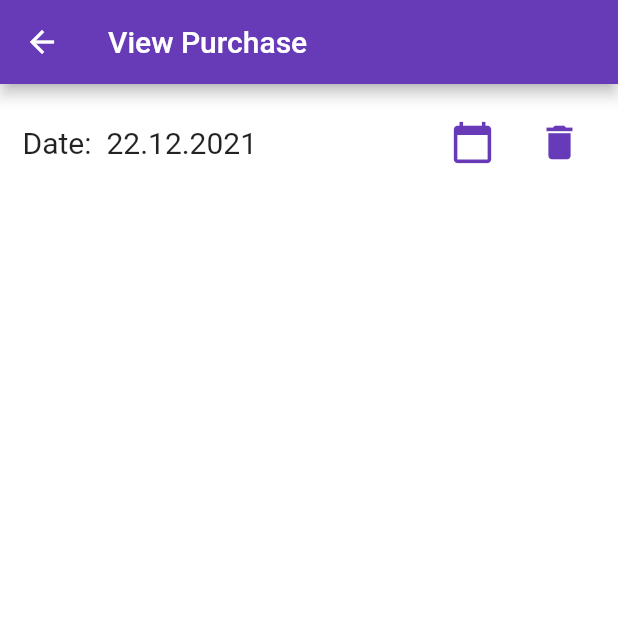
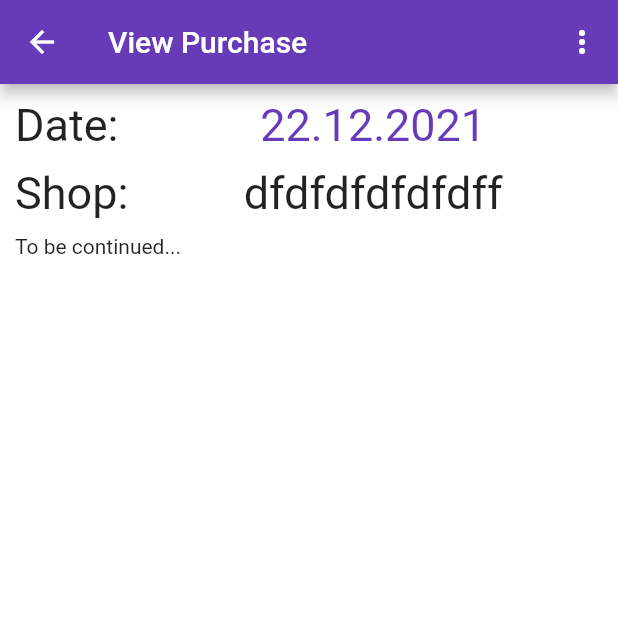
Before and after one commit to buzuchka/ConsumerBasket, a Flutter app: the screen it shows after launch, item 2 of the bottom bar chosen, after a tap on the "add" icon, on a phone screen of 412 x 824 dp, the top half of it. Run offline on Flutter 3.47's test engine with Material 2 defaults, Android fonts, the phone set to English and light mode, and no system bars; our stand-ins replace image_picker, sqflite; accounts and stored records are empty.

Commit message:
[ref] Кнопка удаления элемента  из списка вынесена в popup-меню.

```diff
--- a/lib/screens/purchase_edit.dart
+++ b/lib/screens/purchase_edit.dart
@@ -24,7 +24,9 @@ class PurchaseEditScreen extends StatefulWidget {
 class _PurchaseEditScreenState extends State<PurchaseEditScreen> {
   bool _isItemDataChanged = false;
 
-  static final DateFormat viewDateFormat = DateFormat("dd.MM.yyyy");
+  static final DateFormat _viewDateFormat = DateFormat("dd.MM.yyyy");
+  static const double _fontSize = 30.0;
+  static const double _spacing = 10.0;
 
   @override
   void initState() {
@@ -41,68 +43,87 @@ class _PurchaseEditScreenState extends State<PurchaseEditScreen> {
     return WillPopScope(
       child: Scaffold(
         appBar: AppBar(
-            title: const Text("View Purchase")
+          title: const Text("View Purchase"),
+          actions: [
+            PopupMenuButton(
+                itemBuilder: (context) => [
+                      PopupMenuItem(
+                        child: const Text('Delete'),
+                        onTap: () async {
+                          await _deletePurchase2Database();
+                          _clear();
+                          Navigator.pop(context, _isItemDataChanged);
+                        },
+                        value: 1,
+                      ),
+                    ])
+          ],
         ),
         body: Container(
-          padding: const EdgeInsets.all(15),
+          padding: const EdgeInsets.all(10),
           child: Column(
               mainAxisSize: MainAxisSize.min,
               mainAxisAlignment: MainAxisAlignment.spaceEvenly,
               crossAxisAlignment: CrossAxisAlignment.start,
               children: [
                 Row(
-                  mainAxisAlignment: MainAxisAlignment.start,
+                  mainAxisAlignment: MainAxisAlignment.spaceBetween,
+                  children: [
+                    Column(
                       crossAxisAlignment: CrossAxisAlignment.start,
-                  children: [
-                    Expanded(
-                        child: Column(
-                          children: [
-                            Row(
-                              crossAxisAlignment: CrossAxisAlignment.center,
-                              children: [
-                                const Text(
+                      children: const [
+                        Text(
                           'Date:',
                           style: TextStyle(
-                                      fontSize: 20,
+                            fontSize: _fontSize,
                           ),
                         ),
-                                const SizedBox(width: 10),
-                                Expanded(
-                                    child: Text(
-                                        viewDateFormat.format(widget.purchase.date),
-                                      style: const TextStyle(
-                                        fontSize: 20,
+                        SizedBox(height: 10),
+                        Text(
+                          'Shop:',
+                          style: TextStyle(
+                            fontSize: _fontSize,
                           ),
-                                    )
-                                ),
-                                IconButton(
-                                    icon: Icon(
-                                        Icons.calendar_today,
-                                        color: Theme.of(context).primaryColor,
-                                        size: 30),
-                                    onPressed: () async {
-                                      await _selectDate(context);
-                                    }
-                                ),
-                                const SizedBox(width: 10,),
-                                IconButton(
-                                    icon: Icon(
-                                        Icons.delete,
-                                        color: Theme.of(context).primaryColor,
-                                        size: 30),
-                                    onPressed: () async {
-                                      await _showDeleteConfirmationDialog();
-                                    }
                         ),
                       ],
                     ),
-                          ],
-                        )
+                    const SizedBox(width: _spacing),
+                    Expanded(
+                      child: Column(
+                        crossAxisAlignment: CrossAxisAlignment.center,
+                        children: [
+                          InkWell(
+                            child: Text(
+                              _viewDateFormat.format(widget.purchase.date),
+                              style: TextStyle(
+                                fontSize: _fontSize,
+                                color: Theme.of(context).primaryColor,
+                              ),
+                            ),
+                            onTap: () async {
+                              await _selectDate(context);
+                            },
+                          ),
+                          const SizedBox(height: _spacing),
+                          InkWell(
+                            child: Text(
+                              'dfdfdfdfdfdff',
+                              style: const TextStyle(
+                                fontSize: _fontSize,
+                              ),
+                            ),
+                            onTap: () async {
+                              await _selectDate(context);
+                            },
                           )
                         ],
                       ),
-              ]
                     ),
+                  ],
+                ),
+                const SizedBox(height: _spacing),
+                const Text('To be continued...')
+              ]),
         ),
       ),
       onWillPop: () async {
@@ -136,40 +157,5 @@ class _PurchaseEditScreenState extends State<PurchaseEditScreen> {
     _isItemDataChanged = true;
   }
 
-  _showDeleteConfirmationDialog() async {
-    showDialog(
-      context: context,
-      barrierDismissible: false,
-      builder: (context) => AlertDialog(
-        title: const Text(
-            'Purchase deletion',
-            style: TextStyle(color: Colors.black, fontSize: 20.0)
-        ),
-        content: const Text(
-            'Are you sure you want to delete the purchase? '
-                'Tap \'Yes\' to delete \'No\' to cancel.'),
-        actions: <Widget>[
-          ElevatedButton(
-            child: const Text('Yes', style: TextStyle(fontSize: 18.0)),
-            onPressed: () async {
-              await _deletePurchase2Database();
-              _clear();
-              Navigator.pop(context); // this line dismisses the dialog
-              Navigator.pop(context, _isItemDataChanged);
-            },
-          ),
-          ElevatedButton(
-            child: const Text('No', style: TextStyle(fontSize: 18.0)),
-            onPressed: () {
-              Navigator.pop(context); // this line dismisses the dialog
-            },
-          )
-        ],
-      ),
-    );
+  void _clear() {}
 }
-
-  void _clear() {
-  }
-
-}
```
Also changed, not shown: lib/screens/goods_item_edit.dart (+21 -51 lines). Lines whose indentation alone changed are shown as unchanged.
